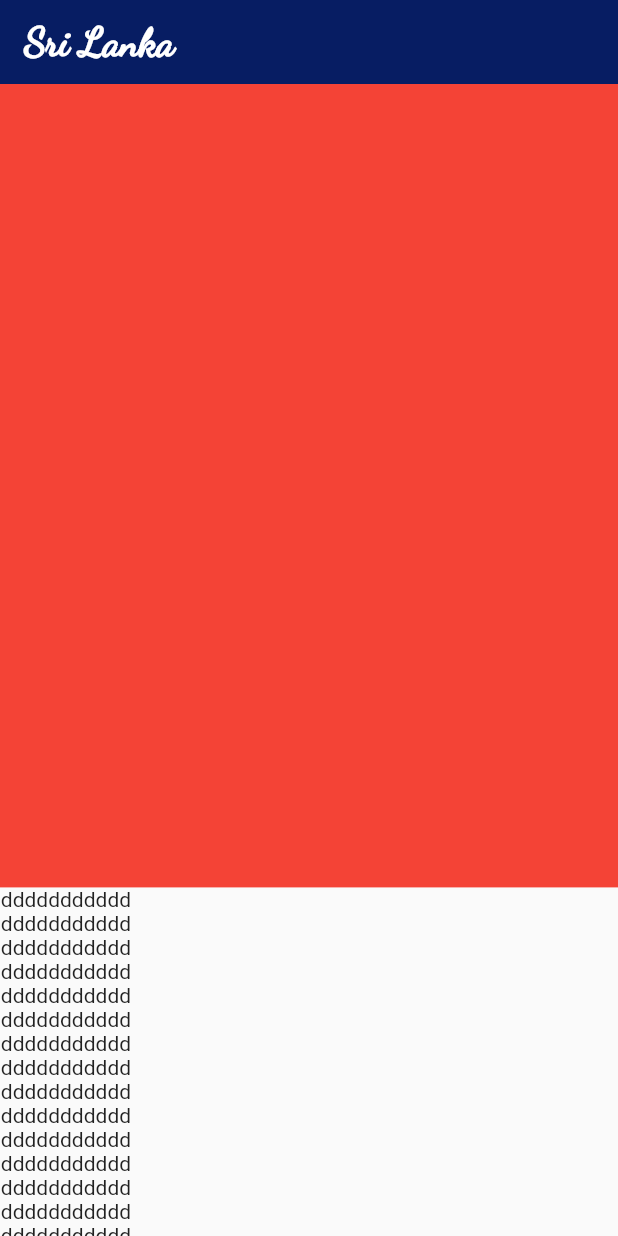
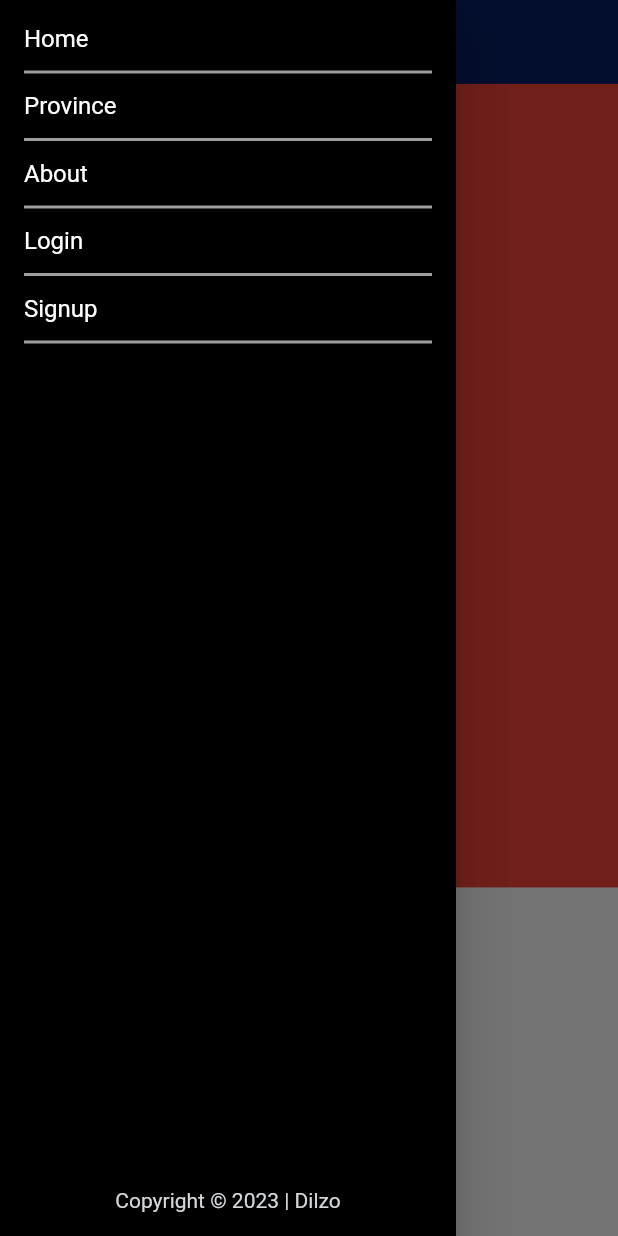
Before and after one commit to chathudilzo/srilanka, a Flutter app: the screen it shows after launch, with the side drawer open (before the commit the screen has no drawer), on a phone screen of 412 x 824 dp. Run offline on Flutter 3.47's test engine with Material 2 defaults, Android fonts, the phone set to English and light mode, and no system bars; our stand-ins replace firebase_auth, firebase_core, get, google_fonts; accounts and stored records are empty; statements that could not run were skipped.

Commit message:
main_drawer

```diff
--- a/lib/screens/homepage_screen.dart
+++ b/lib/screens/homepage_screen.dart
@@ -4,6 +4,8 @@ import 'package:flutter/src/widgets/container.dart';
 import 'package:flutter/src/widgets/framework.dart';
 import 'package:google_fonts/google_fonts.dart';
 import 'package:srilanka/widgets/top_bar.dart';
+
+import '../widgets/menu_drawer.dart';
 
 class HomePage extends StatefulWidget {
   const HomePage({super.key});
@@ -41,7 +43,7 @@ _scrollListner(){
 
     return Scaffold(
       //extendBodyBehindAppBar: true,
-      //drawer: MenuDrawer(),
+      drawer:const MenuDrawer(),
       appBar: screenSize.width<800?AppBar(
         iconTheme: IconThemeData(color: Colors.blue),
         elevation: 0,
--- a/lib/widgets/menu_drawer.dart
+++ b/lib/widgets/menu_drawer.dart
@@ -0,0 +1,96 @@
+import 'package:flutter/material.dart';
+import 'package:flutter/src/widgets/container.dart';
+import 'package:flutter/src/widgets/framework.dart';
+
+class MenuDrawer extends StatelessWidget {
+  const MenuDrawer({super.key});
+
+  @override
+  Widget build(BuildContext context) {
+    return Drawer(
+
+      child: Container(
+        color: Colors.black,
+        child: Padding(padding: const EdgeInsets.all(16),
+        child: Column(
+          mainAxisAlignment: MainAxisAlignment.start,
+          crossAxisAlignment: CrossAxisAlignment.start,
+          children: [
+
+            InkWell(
+              onTap: (){},
+              child: Text(
+                'Home',
+                style: TextStyle(
+                  color: Colors.white,fontSize: 16
+                  ),
+                  ),
+            ),Padding(
+              padding: const  EdgeInsets.only(top: 5.0,bottom: 5.0),
+              child: Divider(color: Colors.grey,thickness: 2,)
+              ,),
+              InkWell(
+              onTap: (){},
+              child: Text(
+                'Province',
+                style: TextStyle(
+                  color: Colors.white,fontSize: 16
+                  ),
+                  ),
+            ),Padding(
+              padding: const  EdgeInsets.only(top: 5.0,bottom: 5.0),
+              child: Divider(color: Colors.grey,thickness: 2,)
+              ,),
+              InkWell(
+              onTap: (){},
+              child: Text(
+                'About',
+                style: TextStyle(
+                  color: Colors.white,fontSize: 16
+                  ),
+                  ),
+            ),Padding(
+              padding: const  EdgeInsets.only(top: 5.0,bottom: 5.0),
+              child: Divider(color: Colors.grey,thickness: 2,)
+              ,),
+              InkWell(
+              onTap: (){},
+              child: Text(
+                'Login',
+                style: TextStyle(
+                  color: Colors.white,fontSize: 16
+                  ),
+                  ),
+            ),Padding(
+              padding: const  EdgeInsets.only(top: 5.0,bottom: 5.0),
+              child: Divider(color: Colors.grey,thickness: 2,)
+              ,),
+              InkWell(
+              onTap: (){},
+              child: Text(
+                'Signup',
+                style: TextStyle(
+                  color: Colors.white,fontSize: 16
+                  ),
+                  ),
+            ),Padding(
+              padding: const  EdgeInsets.only(top: 5.0,bottom: 5.0),
+              child: Divider(color: Colors.grey,thickness: 2,)
+              ,),
+              Expanded(child: Align(
+                alignment: Alignment.bottomCenter,
+                child: Text(
+                    'Copyright © 2023 | Dilzo',
+                    style: TextStyle(
+                      color: Color.fromARGB(255, 211, 215, 218),
+                      fontSize: 14,
+                    ),
+                  ),
+              ))
+          ],
+        ),
+        ),
+      ),
+    );
+  }
+}
```
